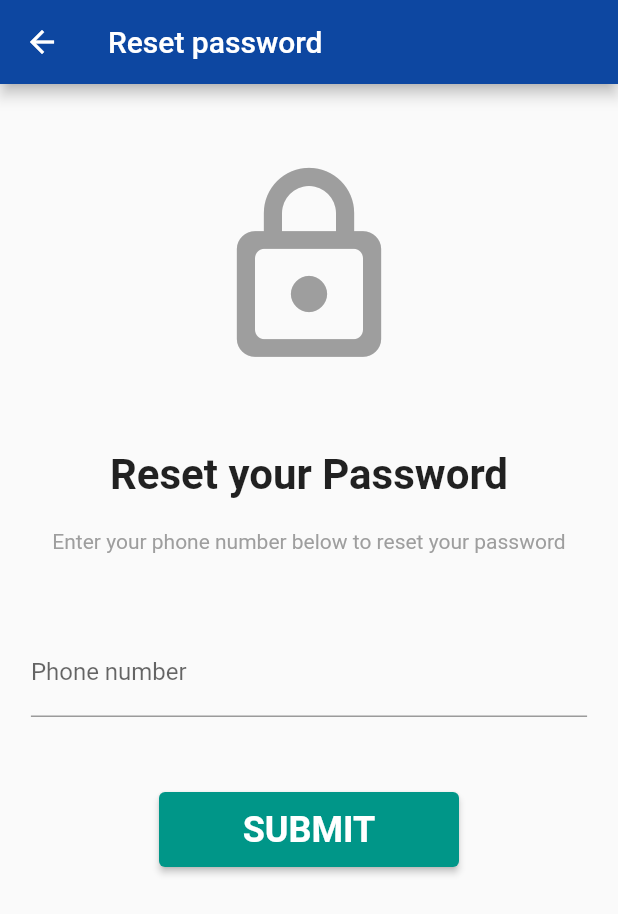
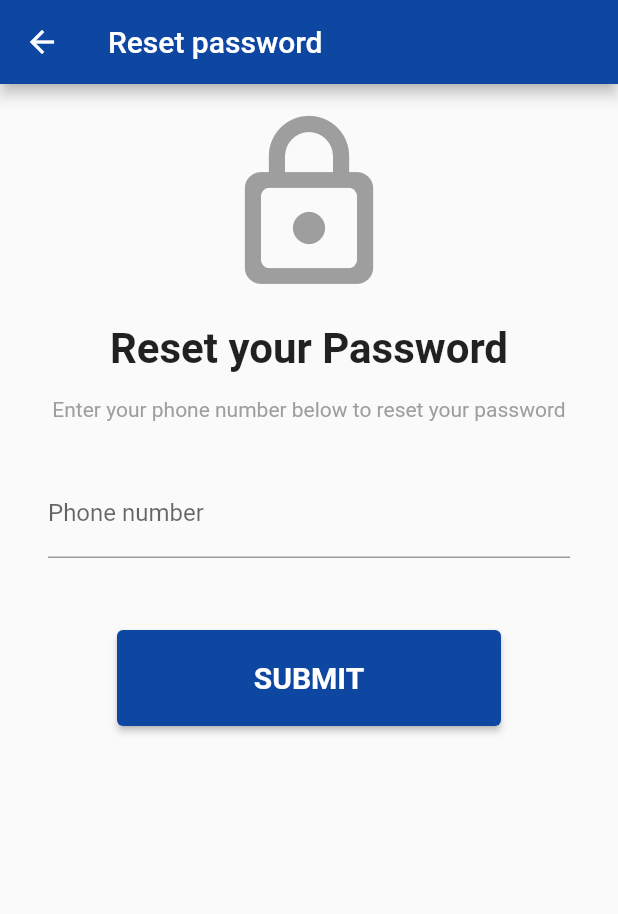
Before and after one commit to devSomethingSomething/help_for_hire_flutter_app, a Flutter app: the ResetPasswordPage screen opened by its route, on a phone screen of 412 x 824 dp. Shown: the top 914 px of the screen. Run offline on Flutter 3.47's test engine with Material 2 defaults, Android fonts, the phone set to English and light mode, and no system bars; our stand-ins replace dropdown_search, firebase_auth, firebase_core; accounts and stored records are empty.

Commit message:
Update reset password page

```diff
--- a/lib/pages/reset_password_page.dart
+++ b/lib/pages/reset_password_page.dart
@@ -1,8 +1,18 @@
 import 'package:flutter/material.dart';
 import 'package:help_for_hire_flutter_app/widgets/app_bars/app_bar_widget.dart';
+import 'package:help_for_hire_flutter_app/widgets/buttons/button_widget.dart';
+import 'package:help_for_hire_flutter_app/widgets/icons/icon_widget.dart';
+import 'package:help_for_hire_flutter_app/widgets/spacers/large_spacer_widget.dart';
+import 'package:help_for_hire_flutter_app/widgets/spacers/medium_spacer_widget.dart';
+import 'package:help_for_hire_flutter_app/widgets/spacers/small_spacer_widget.dart';
+import 'package:help_for_hire_flutter_app/widgets/text/details_text_widget.dart';
+import 'package:help_for_hire_flutter_app/widgets/text/heading_text_widget.dart';
+import 'package:help_for_hire_flutter_app/widgets/text_fields/text_field_widget.dart';
 
 class ResetPasswordPage extends StatelessWidget {
-  const ResetPasswordPage();
+  final _phoneNumberController = TextEditingController();
+
+  ResetPasswordPage();
 
   @override
   Widget build(BuildContext context) {
@@ -14,77 +24,26 @@ class ResetPasswordPage extends StatelessWidget {
         child: Center(
           child: Column(
             children: [
-              const SizedBox(
-                height: 50,
+              const IconWidget(
+                icon: Icons.lock_outline_rounded,
               ),
-              const Icon(
-                Icons.lock_outline_rounded,
-                color: Colors.grey,
-                size: 144.0,
+              const HeadingTextWidget(
+                data: 'Reset your Password',
               ),
-              const SizedBox(
-                height: 50,
+              const SmallSpacerWidget(),
+              const DetailsTextWidget(
+                data: 'Enter your phone number below to reset your password',
               ),
-              const Text(
-                'Reset your Password',
-                style: TextStyle(
-                  fontSize: 28,
-                  fontWeight: FontWeight.bold,
-                ),
+              const MediumSpacerWidget(),
+              TextFieldWidget(
+                data: 'Phone number',
+                keyboardType: TextInputType.number,
+                controller: _phoneNumberController,
               ),
-              const SizedBox(
-                height: 20,
-              ),
-              const Text(
-                'Enter your phone number below to reset your password',
-                style: TextStyle(
-                  color: Colors.grey,
-                ),
-              ),
-              const SizedBox(
-                height: 50,
-              ),
-              SizedBox(
-                width: MediaQuery.of(context).size.width * 0.90,
-                child: const TextField(
-                  cursorColor: Colors.teal,
-                  decoration: InputDecoration(
-                    focusedBorder: UnderlineInputBorder(
-                      borderSide: BorderSide(
-                        color: Colors.teal,
-                      ),
-                    ),
-                    label: Text(
-                      'Phone number',
-                    ),
-                    floatingLabelStyle: TextStyle(
-                      color: Colors.teal,
-                    ),
-                  ),
-                ),
-              ),
-              const SizedBox(
-                height: 50,
-              ),
-              SizedBox(
-                width: 200,
-                height: 50,
-                child: ElevatedButton(
-                  child: const Text(
-                    'SUBMIT',
-                    style: TextStyle(
-                      color: Colors.white,
-                      fontSize: 24,
-                      fontWeight: FontWeight.bold,
-                    ),
-                  ),
-                  onPressed: () {},
-                  style: ButtonStyle(
-                    backgroundColor: MaterialStateProperty.all<Color>(
-                      Colors.teal,
-                    ),
-                  ),
-                ),
+              const LargeSpacerWidget(),
+              ButtonWidget(
+                data: 'SUBMIT',
+                onPressed: () {},
               ),
             ],
           ),
--- a/lib/pages/sign_in_page.dart
+++ b/lib/pages/sign_in_page.dart
@@ -17,8 +17,8 @@ class SignInPage extends StatelessWidget {
   // ID validation
   // Password validation
   // Put these methods in the validation helper class
-  final TextEditingController _idNumberController = TextEditingController();
-  final TextEditingController _passwordController = TextEditingController();
+  final _idNumberController = TextEditingController();
+  final _passwordController = TextEditingController();
 
   SignInPage();
 
--- a/lib/routes/route_manager.dart
+++ b/lib/routes/route_manager.dart
@@ -68,7 +68,7 @@ class RouteManager {
         );
       case resetPasswordPage:
         return MaterialPageRoute(
-          builder: (_) => const ResetPasswordPage(),
+          builder: (_) => ResetPasswordPage(),
         );
       case changePasswordPage:
         return MaterialPageRoute(
--- /dev/null
+++ b/lib/widgets/text/details_text_widget.dart
@@ -0,0 +1,19 @@
+import 'package:flutter/material.dart';
+
+class DetailsTextWidget extends StatelessWidget {
+  final String _data;
+
+  const DetailsTextWidget({
+    required String data,
+  }) : _data = data;
+
+  @override
+  Widget build(BuildContext context) {
+    return Text(
+      _data,
+      style: const TextStyle(
+        color: Colors.grey,
+      ),
+    );
+  }
+}
```
Also changed, not shown: 1 other file.
